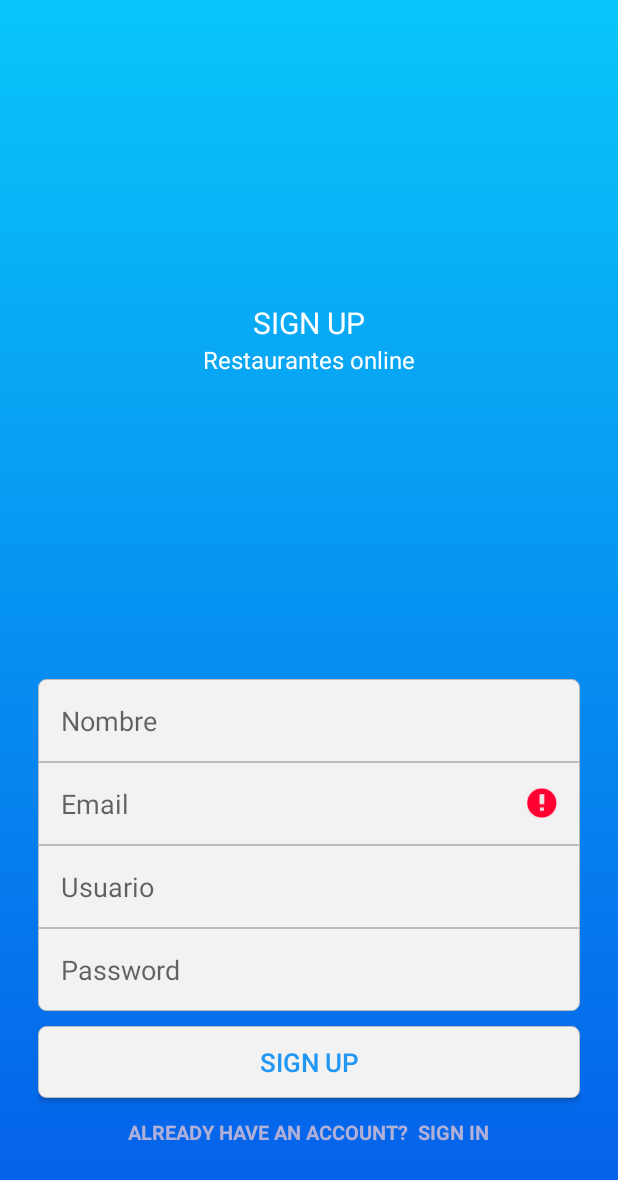
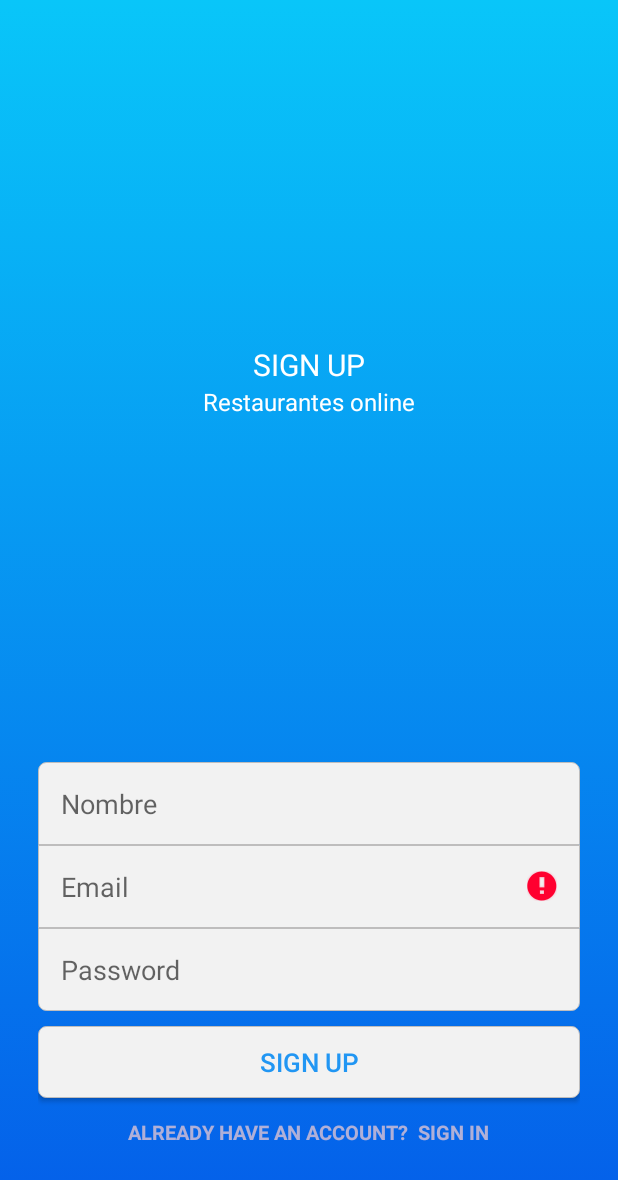
Before and after one commit to amst-fiec/2T2019-Deteccion-de-tanque-de-gas-vacios, an Android app: the formulario_registro screen opened directly, with no data from a screen before it, after a tap on "SIGN UP", on a phone screen of 412 x 824 dp. Shown: the top 1180 px of the screen. Run offline under Robolectric (Android 15) with nearby library versions, the phone set to English and light mode, and no system bars; our stand-ins replace Firebase (no records; nobody signed in at launch, a user with empty details on screens opened directly).

Commit message:
usuario creado

```diff
--- a/app/src/main/java/com/example/detecciontanquegas/MainActivity.java
+++ b/app/src/main/java/com/example/detecciontanquegas/MainActivity.java
@@ -112,6 +112,8 @@ public class MainActivity extends AppCompatActivity {
 
                             FirebaseUser user = nAuth.getCurrentUser();
                             startActivity(new Intent(MainActivity.this,PantallaPrincipal.class));
+                            finish();
+
                         } else {
                             // If sign in fails, display a message to the user.
 
--- a/app/src/main/java/com/example/detecciontanquegas/aplicacion/UserFrag.java
+++ b/app/src/main/java/com/example/detecciontanquegas/aplicacion/UserFrag.java
@@ -33,6 +33,7 @@ public class UserFrag extends Fragment {
             @Override
             public void onClick(View v) {
                 startActivity(new Intent(getActivity(), MainActivity.class));
+                getActivity().finish();
             }
         });
         return v;
--- a/app/src/main/java/com/example/detecciontanquegas/formulario_registro.java
+++ b/app/src/main/java/com/example/detecciontanquegas/formulario_registro.java
@@ -36,12 +36,12 @@ public class formulario_registro extends AppCompatActivity {
 
      EditText editTextNAME, editTextEMAIL, editTextUSER, editTextPASSWORD;
     //variables de los datos a registrar
-
+    String email,nombre,password;
     Button buttonRegistrar;
     //variable para registro de usuario
     //ProgressBar progressBar;
     FirebaseAuth nAuth;
-    FirebaseDatabase database;
+    FirebaseDatabase nDatabase;
     DatabaseReference myref;
 
     @Override
@@ -54,12 +54,12 @@ public class formulario_registro extends AppCompatActivity {
         //progressBar = findViewById(R.id.progressBar);
 
 
-        database = FirebaseDatabase.getInstance();
-        myref = database.getReference();
+        nDatabase = FirebaseDatabase.getInstance();
+        myref = nDatabase.getReference();
 
         editTextNAME = (EditText) findViewById(R.id.editNombre);
         editTextEMAIL = (EditText) findViewById(R.id.editEmail);
-        editTextUSER = (EditText) findViewById(R.id.editUsuario);
+
         editTextPASSWORD = (EditText) findViewById(R.id.editClave);
         buttonRegistrar = (Button) findViewById(R.id.btnGrabaregistro);
 
@@ -67,9 +67,9 @@ public class formulario_registro extends AppCompatActivity {
         buttonRegistrar.setOnClickListener(new View.OnClickListener() {
             @Override
             public void onClick(View v) {
-                String email = editTextEMAIL.getText().toString();
-                String password=editTextPASSWORD.getText().toString();
-
+                email = editTextEMAIL.getText().toString();
+                password=editTextPASSWORD.getText().toString();
+                nombre = editTextNAME.getText().toString();
                 if(TextUtils.isEmpty(email)){
                     editTextEMAIL.setError("SE REQUIERE CORREO ELECTRONICO");
                     editTextEMAIL.setFocusable(true);
@@ -90,7 +90,7 @@ public class formulario_registro extends AppCompatActivity {
 
                 //INICIO DE SESION CON FIREBASE
                 else{
-                    registerUser(email,password);
+                    registerUser();
 
                 }
             }
@@ -99,14 +99,27 @@ public class formulario_registro extends AppCompatActivity {
 
 
     }
-    private void registerUser(String email,String password){
+    private void registerUser(){
         nAuth.createUserWithEmailAndPassword(email, password)
                 .addOnCompleteListener(this, new OnCompleteListener<AuthResult>() {
                     @Override
                     public void onComplete(@NonNull Task<AuthResult> task) {
                         if (task.isSuccessful()) {
                             // Sign in success, update UI with the signed-in user's information
+                            Map<String,Object> map=new HashMap<>();
+                            map.put("name",nombre );
+                            map.put("email",email);
+                            map.put("password",password);
+                            String id= Objects.requireNonNull(nAuth.getCurrentUser()).getUid();
+                            myref.child("Users").child(id).setValue(map).addOnCompleteListener(new OnCompleteListener<Void>() {
+                                @Override
+                                public void onComplete(@NonNull Task<Void> task2) {
+                                    if (!task2.isSuccessful()){
+                                        Toast.makeText(formulario_registro.this,"ERROR !"+ task2.getException().getMessage(),Toast.LENGTH_SHORT).show();
+                                    }
+                                }
 
+                            });
                             FirebaseUser user = nAuth.getCurrentUser();
                             Toast.makeText(formulario_registro.this, "Registro exitoso",
                                     Toast.LENGTH_SHORT).show();
--- a/app/src/main/res/layout/activity_formulario_registro.xml
+++ b/app/src/main/res/layout/activity_formulario_registro.xml
@@ -64,14 +64,6 @@
             android:padding="15dp" />
 
         <EditText
-            android:id="@+id/editUsuario"
-            android:layout_width="match_parent"
-            android:layout_height="wrap_content"
-            android:background="@drawable/edit_text_middle"
-            android:hint="Usuario"
-            android:inputType="textPersonName"
-            android:padding="15dp"/>
-        <EditText
             android:id="@+id/editClave"
             android:layout_width="match_parent"
             android:layout_height="wrap_content"
```
